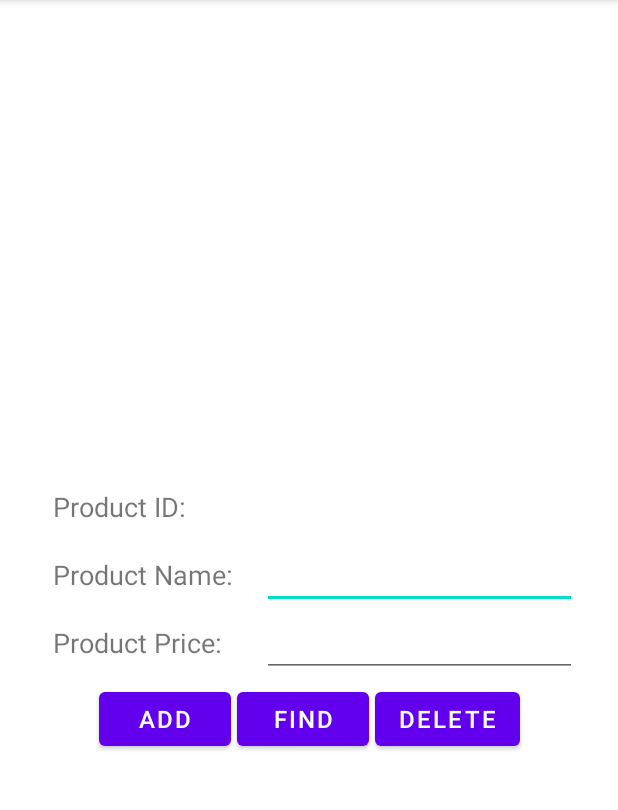
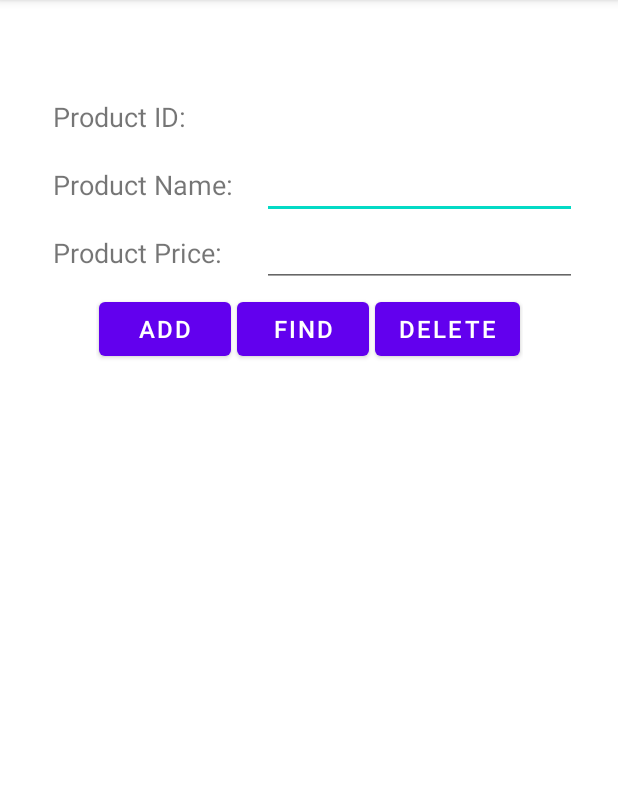
Before and after one commit to OluwaSusan/SEG2105_GROUP20, an Android app: the screen it shows after launch (MainActivity), on a phone screen of 412 x 824 dp, the part 84-894 px from its top. Run offline under Robolectric (Android 15) with nearby library versions, the phone set to English and light mode, and no system bars.

Commit message:
Update - shifted the layout

```diff
--- a/Product_Manager_App/app/src/main/java/com/example/productmanagerapp/MainActivity.java
+++ b/Product_Manager_App/app/src/main/java/com/example/productmanagerapp/MainActivity.java
@@ -52,8 +52,8 @@ public class MainActivity extends AppCompatActivity {
         //if found, then display the product details
         //if not, display "No Match Found"
         if(product != null){
-            idView.setText(String.valueOf(product.get_id()));
-            priceBox.setText(String.valueOf(product.get_price()));
+            idView.setText(String.valueOf(product.getID()));
+            priceBox.setText(String.valueOf(product.getPrice()));
         }else{
             idView.setText("No Match Found");
         }
--- a/Product_Manager_App/app/src/main/res/layout/activity_main.xml
+++ b/Product_Manager_App/app/src/main/res/layout/activity_main.xml
@@ -14,7 +14,8 @@
         app:layout_constraintBottom_toBottomOf="parent"
         app:layout_constraintEnd_toEndOf="parent"
         app:layout_constraintStart_toStartOf="parent"
-        app:layout_constraintTop_toTopOf="parent">
+        app:layout_constraintTop_toTopOf="parent"
+        app:layout_constraintVertical_bias="0.060000002">
 
         <TableRow
             android:layout_width="match_parent"
```
